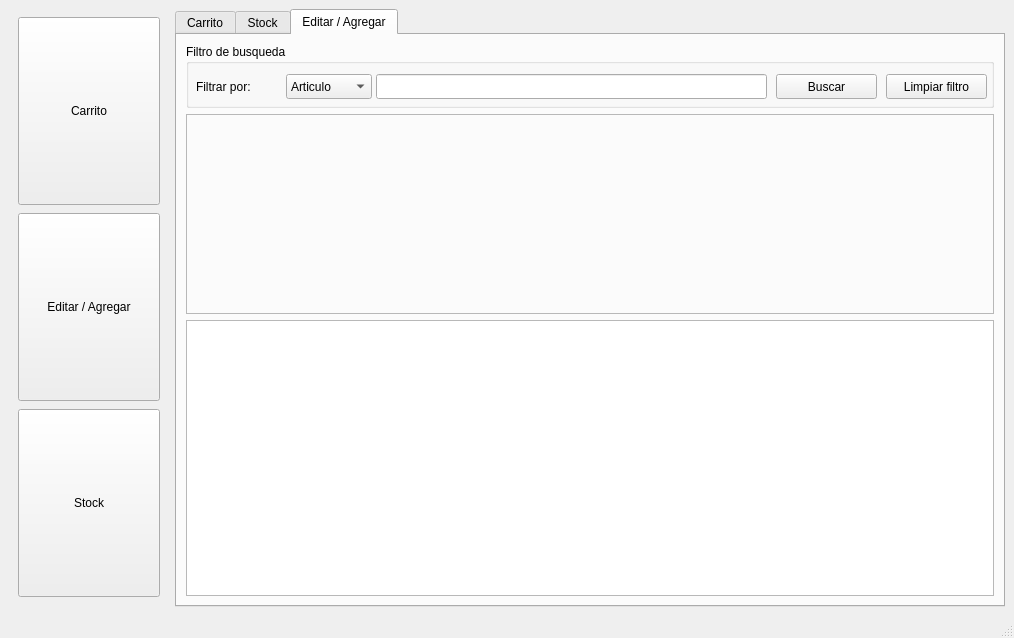
Before: the Qt Designer form StockCoco/mainwindow.ui in Lucho431/StockCoco_Qt, drawn with Qt 5.
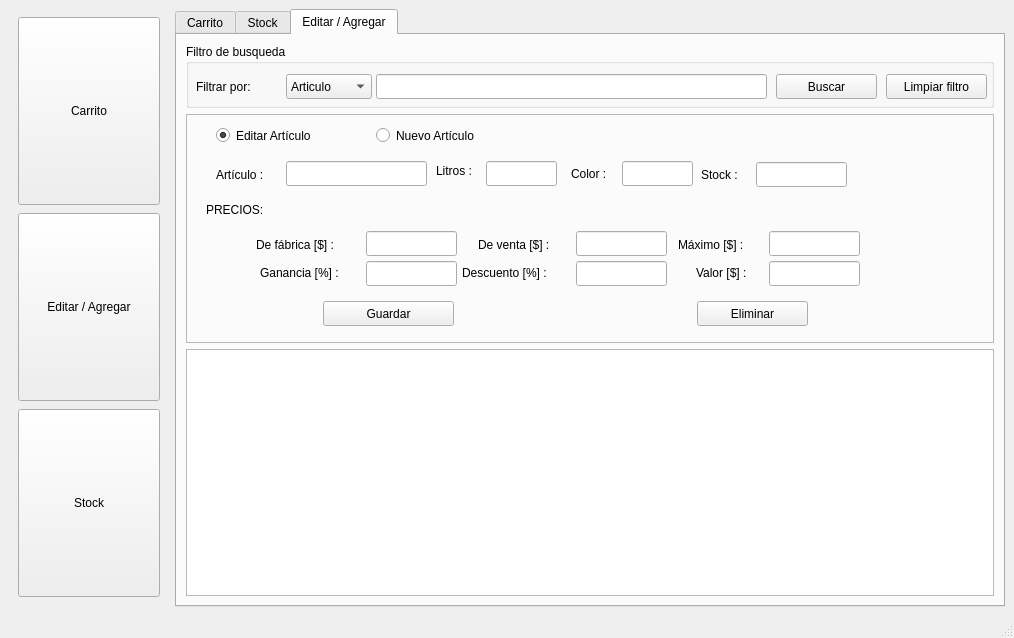
After: the same form once the commit is applied. The open tabs and pages were chosen to show the change.

```diff
--- a/StockCoco/mainwindow.ui
+++ b/StockCoco/mainwindow.ui
@@ -794,7 +794,7 @@
           <property name="minimumSize">
            <size>
             <width>0</width>
-            <height>200</height>
+            <height>229</height>
            </size>
           </property>
           <property name="frameShape">
@@ -803,6 +803,356 @@
           <property name="frameShadow">
            <enum>QFrame::Raised</enum>
           </property>
+          <widget class="QLineEdit" name="edtTxtDescuentoEditar">
+           <property name="geometry">
+            <rect>
+             <x>390</x>
+             <y>147</y>
+             <width>91</width>
+             <height>25</height>
+            </rect>
+           </property>
+           <property name="readOnly">
+            <bool>false</bool>
+           </property>
+          </widget>
+          <widget class="QPushButton" name="btnEliminar">
+           <property name="geometry">
+            <rect>
+             <x>511</x>
+             <y>187</y>
+             <width>111</width>
+             <height>25</height>
+            </rect>
+           </property>
+           <property name="text">
+            <string>Eliminar</string>
+           </property>
+          </widget>
+          <widget class="QLineEdit" name="edtTxtArt">
+           <property name="geometry">
+            <rect>
+             <x>100</x>
+             <y>47</y>
+             <width>141</width>
+             <height>25</height>
+            </rect>
+           </property>
+           <property name="text">
+            <string/>
+           </property>
+           <property name="frame">
+            <bool>true</bool>
+           </property>
+           <property name="readOnly">
+            <bool>true</bool>
+           </property>
+          </widget>
+          <widget class="QLabel" name="lblLitros">
+           <property name="geometry">
+            <rect>
+             <x>250</x>
+             <y>47</y>
+             <width>51</width>
+             <height>20</height>
+            </rect>
+           </property>
+           <property name="text">
+            <string>Litros :</string>
+           </property>
+          </widget>
+          <widget class="QLabel" name="lblTituloPreciosEditar">
+           <property name="geometry">
+            <rect>
+             <x>20</x>
+             <y>87</y>
+             <width>67</width>
+             <height>17</height>
+            </rect>
+           </property>
+           <property name="text">
+            <string>PRECIOS:</string>
+           </property>
+          </widget>
+          <widget class="QLabel" name="lblGananciaEditar">
+           <property name="geometry">
+            <rect>
+             <x>74</x>
+             <y>150</y>
+             <width>101</width>
+             <height>17</height>
+            </rect>
+           </property>
+           <property name="text">
+            <string>Ganancia [%] : </string>
+           </property>
+          </widget>
+          <widget class="QLineEdit" name="edtTxtLitros">
+           <property name="enabled">
+            <bool>true</bool>
+           </property>
+           <property name="geometry">
+            <rect>
+             <x>300</x>
+             <y>47</y>
+             <width>71</width>
+             <height>25</height>
+            </rect>
+           </property>
+           <property name="readOnly">
+            <bool>true</bool>
+           </property>
+          </widget>
+          <widget class="QLabel" name="lblColor">
+           <property name="geometry">
+            <rect>
+             <x>385</x>
+             <y>51</y>
+             <width>51</width>
+             <height>17</height>
+            </rect>
+           </property>
+           <property name="text">
+            <string>Color :</string>
+           </property>
+          </widget>
+          <widget class="QLabel" name="lblDeVentaEditar">
+           <property name="geometry">
+            <rect>
+             <x>292</x>
+             <y>122</y>
+             <width>91</width>
+             <height>17</height>
+            </rect>
+           </property>
+           <property name="text">
+            <string>De venta [$] :</string>
+           </property>
+          </widget>
+          <widget class="QLabel" name="lblValorEditar">
+           <property name="geometry">
+            <rect>
+             <x>510</x>
+             <y>150</y>
+             <width>71</width>
+             <height>17</height>
+            </rect>
+           </property>
+           <property name="text">
+            <string>Valor [$] :</string>
+           </property>
+          </widget>
+          <widget class="QLabel" name="lblDescEditar">
+           <property name="geometry">
+            <rect>
+             <x>276</x>
+             <y>150</y>
+             <width>111</width>
+             <height>17</height>
+            </rect>
+           </property>
+           <property name="text">
+            <string>Descuento [%] : </string>
+           </property>
+          </widget>
+          <widget class="QLabel" name="lblMaximoEditar">
+           <property name="geometry">
+            <rect>
+             <x>492</x>
+             <y>122</y>
+             <width>91</width>
+             <height>17</height>
+            </rect>
+           </property>
+           <property name="text">
+            <string>Máximo [$] :</string>
+           </property>
+          </widget>
+          <widget class="QLineEdit" name="edtTxtDeVentaEditar">
+           <property name="geometry">
+            <rect>
+             <x>390</x>
+             <y>117</y>
+             <width>91</width>
+             <height>25</height>
+            </rect>
+           </property>
+           <property name="readOnly">
+            <bool>false</bool>
+           </property>
+          </widget>
+          <widget class="QLineEdit" name="edtTxtMaximoEditar">
+           <property name="geometry">
+            <rect>
+             <x>583</x>
+             <y>117</y>
+             <width>91</width>
+             <height>25</height>
+            </rect>
+           </property>
+           <property name="readOnly">
+            <bool>false</bool>
+           </property>
+          </widget>
+          <widget class="QLineEdit" name="edtTxtColor">
+           <property name="geometry">
+            <rect>
+             <x>436</x>
+             <y>47</y>
+             <width>71</width>
+             <height>25</height>
+            </rect>
+           </property>
+           <property name="readOnly">
+            <bool>true</bool>
+           </property>
+          </widget>
+          <widget class="QPushButton" name="btnGuardar">
+           <property name="geometry">
+            <rect>
+             <x>137</x>
+             <y>187</y>
+             <width>131</width>
+             <height>25</height>
+            </rect>
+           </property>
+           <property name="text">
+            <string>Guardar</string>
+           </property>
+          </widget>
+          <widget class="QLineEdit" name="edtTxtDeFabricaEditar">
+           <property name="geometry">
+            <rect>
+             <x>180</x>
+             <y>117</y>
+             <width>91</width>
+             <height>25</height>
+            </rect>
+           </property>
+           <property name="readOnly">
+            <bool>false</bool>
+           </property>
+          </widget>
+          <widget class="QLabel" name="lblArt">
+           <property name="geometry">
+            <rect>
+             <x>30</x>
+             <y>51</y>
+             <width>61</width>
+             <height>20</height>
+            </rect>
+           </property>
+           <property name="text">
+            <string>Artículo :</string>
+           </property>
+          </widget>
+          <widget class="QLineEdit" name="edtTxtValorEditar">
+           <property name="geometry">
+            <rect>
+             <x>583</x>
+             <y>147</y>
+             <width>91</width>
+             <height>25</height>
+            </rect>
+           </property>
+           <property name="readOnly">
+            <bool>false</bool>
+           </property>
+          </widget>
+          <widget class="QLabel" name="lblAvisoEditar">
+           <property name="geometry">
+            <rect>
+             <x>540</x>
+             <y>87</y>
+             <width>251</width>
+             <height>17</height>
+            </rect>
+           </property>
+           <property name="text">
+            <string/>
+           </property>
+          </widget>
+          <widget class="QLabel" name="lblDeFabricaEditar">
+           <property name="geometry">
+            <rect>
+             <x>70</x>
+             <y>122</y>
+             <width>101</width>
+             <height>17</height>
+            </rect>
+           </property>
+           <property name="text">
+            <string>De fábrica [$] : </string>
+           </property>
+          </widget>
+          <widget class="QLineEdit" name="edtTxtGananciaEditar">
+           <property name="geometry">
+            <rect>
+             <x>180</x>
+             <y>147</y>
+             <width>91</width>
+             <height>25</height>
+            </rect>
+           </property>
+           <property name="readOnly">
+            <bool>false</bool>
+           </property>
+          </widget>
+          <widget class="QRadioButton" name="radEditar">
+           <property name="geometry">
+            <rect>
+             <x>30</x>
+             <y>10</y>
+             <width>131</width>
+             <height>23</height>
+            </rect>
+           </property>
+           <property name="text">
+            <string>Editar Artículo</string>
+           </property>
+           <property name="checked">
+            <bool>true</bool>
+           </property>
+          </widget>
+          <widget class="QRadioButton" name="radNuevo">
+           <property name="geometry">
+            <rect>
+             <x>190</x>
+             <y>10</y>
+             <width>131</width>
+             <height>23</height>
+            </rect>
+           </property>
+           <property name="text">
+            <string>Nuevo Artículo</string>
+           </property>
+          </widget>
+          <widget class="QLabel" name="lblCantStockEditar">
+           <property name="geometry">
+            <rect>
+             <x>515</x>
+             <y>52</y>
+             <width>51</width>
+             <height>17</height>
+            </rect>
+           </property>
+           <property name="text">
+            <string>Stock :</string>
+           </property>
+          </widget>
+          <widget class="QLineEdit" name="edtTxtCantStockEditar">
+           <property name="geometry">
+            <rect>
+             <x>570</x>
+             <y>48</y>
+             <width>91</width>
+             <height>25</height>
+            </rect>
+           </property>
+           <property name="readOnly">
+            <bool>false</bool>
+           </property>
+          </widget>
          </widget>
         </item>
         <item>
```
Left out of the diff: 40 changed lines with no effect on the pictures.
